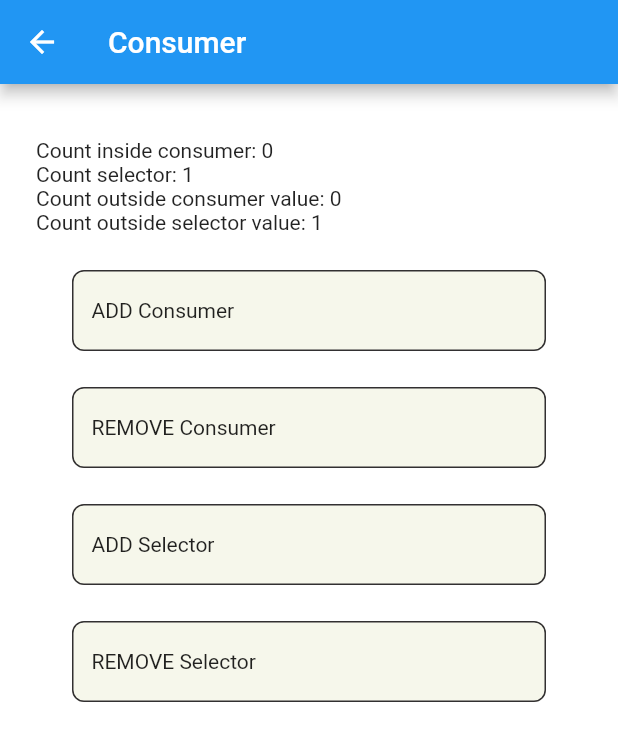
After one commit to IkhwanSI13/explore_pattern, a Flutter app: the ConsumerActivity screen opened by its route, after a tap on "ADD Consumer", after a tap on "REMOVE Consumer", after a tap on "ADD Selector", on a phone screen of 412 x 824 dp. The commit adds this screen. Shown: the top 741 px of the screen. Run offline on Flutter 3.47's test engine with Material 2 defaults, Android fonts, the phone set to English and light mode, and no system bars.

Commit message:
+ Consumer & selector, still doesn't work like doc

```diff
--- a/lib/main.dart
+++ b/lib/main.dart
@@ -1,6 +1,7 @@
 import 'package:explore_pattern/mainActivity.dart';
 import 'package:explore_pattern/page_route.dart';
 import 'package:explore_pattern/provider/ProviderActivity.dart';
+import 'package:explore_pattern/provider/consumer_selector/ConsumerActivity.dart';
 import 'package:explore_pattern/provider/multi/MultiProviderActivity.dart';
 import 'package:explore_pattern/provider/reusable/ReusableProviderActivity.dart';
 import 'package:explore_pattern/provider/simple/SimpleProviderActivity.dart';
@@ -32,6 +33,8 @@ class MyApp extends StatelessWidget {
         return CustomPageRoute(page: ReusableProviderActivity());
       case linkMultiProvider:
         return CustomPageRoute(page: MultiProviderActivity());
+      case linkConsumer:
+        return CustomPageRoute(page: ConsumerActivity());
     }
   }
 }
--- a/lib/page_route.dart
+++ b/lib/page_route.dart
@@ -6,6 +6,7 @@ const linkProvider = "/Provider";
 const linkSimpleProvider = "/SimpleProvider";
 const linkReusableProvider = "/ReusableProvider";
 const linkMultiProvider = "/MultiProvider";
+const linkConsumer = "/Consumer";
 
 class CustomPageRoute extends PageRouteBuilder {
   final Widget page;
--- a/lib/provider/ProviderActivity.dart
+++ b/lib/provider/ProviderActivity.dart
@@ -25,6 +25,9 @@ class ProviderState extends State<ProviderActivity> {
                 button("Multi Provider", () {
                   Navigator.of(context).pushNamed(linkMultiProvider);
                 }),
+                button("Consumer", () {
+                  Navigator.of(context).pushNamed(linkConsumer);
+                }),
               ],
             )));
   }
--- /dev/null
+++ b/lib/provider/consumer_selector/ConsumerActivity.dart
@@ -0,0 +1,100 @@
+import 'package:explore_pattern/provider/consumer_selector/ConsumerNotifier.dart';
+import 'package:explore_pattern/utils.dart';
+import 'package:flutter/material.dart';
+import 'package:provider/provider.dart';
+
+//NOT WORK LIKE THE DOC
+class ConsumerActivity extends StatelessWidget {
+  @override
+  Widget build(BuildContext context) {
+    print("CheckLog | ConsumerActivity | build method run");
+
+    return Scaffold(
+        appBar: AppBar(
+          title: const Text('Consumer'),
+        ),
+        body: ChangeNotifierProvider(
+            create: (_) => new ConsumerNotifier(), child: ConsumerWidget()));
+  }
+}
+
+class ConsumerWidget extends StatefulWidget {
+  @override
+  State<StatefulWidget> createState() => new ConsumerState();
+}
+
+class ConsumerState extends State<ConsumerWidget> {
+  ConsumerNotifier notifier;
+
+  @override
+  void initState() {
+    super.initState();
+  }
+
+  @override
+  Widget build(BuildContext context) {
+    notifier = Provider.of<ConsumerNotifier>(context);
+    print("CheckLog | ConsumerState | build method run");
+
+    return SafeArea(
+        child: Scaffold(
+            backgroundColor: Colors.white,
+            resizeToAvoidBottomPadding: true,
+            body: Container(
+              margin: EdgeInsets.only(left: 24, top: 36, right: 24),
+              child: Column(
+                crossAxisAlignment: CrossAxisAlignment.stretch,
+                children: <Widget>[
+                  Consumer<ConsumerNotifier>(
+                    builder: (BuildContext context, ConsumerNotifier value,
+                        Widget child) {
+                      print("CheckLog | Consumer rebuild");
+                      return Text("Count inside consumer: " +
+                          notifier.countConsumer.toString());
+                    },
+                    //todo not show
+                    child: Text("Count outside consumer: " + notifier.countConsumer.toString()),
+                  ),
+                  Selector<ConsumerNotifier, int>(
+                    selector: (buildContext, notif) => notif.getSelector,
+                    builder: (context, data, child) {
+                      print("CheckLog | Selector rebuild");
+                      return Text(
+                          "Count selector: " + data.toString());
+                    },
+                  ),
+                  Text("Count outside consumer value: " + notifier.countConsumer.toString()),
+                  Text("Count outside selector value: " + notifier.countSelector.toString()),
+                  Utils().button("ADD Consumer", () {
+                    notifier.addConsumer();
+                  }),
+                  Utils().button("REMOVE Consumer", () {
+                    notifier.removeConsumer();
+                  }),
+                  Utils().button("ADD Selector", () {
+                    notifier.addSelector();
+                  }),
+                  Utils().button("REMOVE Selector", () {
+                    notifier.removeSelector();
+                  }),
+                ],
+              ),
+            )));
+  }
+}
+
+//Foo(
+//  child: Consumer<A>(
+//    builder: (_, a, child) {
+//      return Bar(a: a, child: child);
+//    },
+//    child: Baz(),
+//  ),
+//)
+
+//Selector<List, int>(
+//  selector: (_, list) => list.length,
+//  builder: (_, length, __) {
+//    return Text('$length');
+//  }
+//);
--- /dev/null
+++ b/lib/provider/consumer_selector/ConsumerNotifier.dart
@@ -0,0 +1,28 @@
+import 'package:flutter/foundation.dart';
+
+class ConsumerNotifier with ChangeNotifier {
+  int countConsumer = 0;
+  int countSelector = 0;
+
+  addConsumer() {
+    countConsumer++;
+    notifyListeners();
+  }
+
+  removeConsumer() {
+    countConsumer--;
+    notifyListeners();
+  }
+
+  addSelector() {
+    countSelector++;
+    notifyListeners();
+  }
+
+  removeSelector() {
+    countSelector--;
+    notifyListeners();
+  }
+
+  int get getSelector => countSelector;
+}
```
